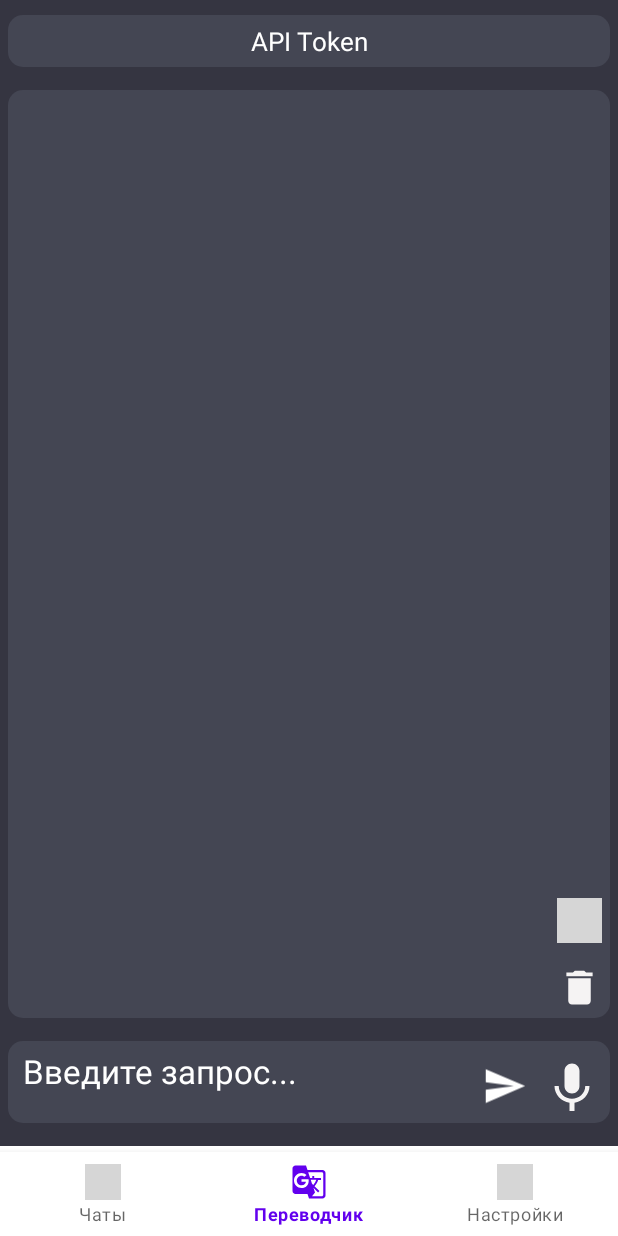
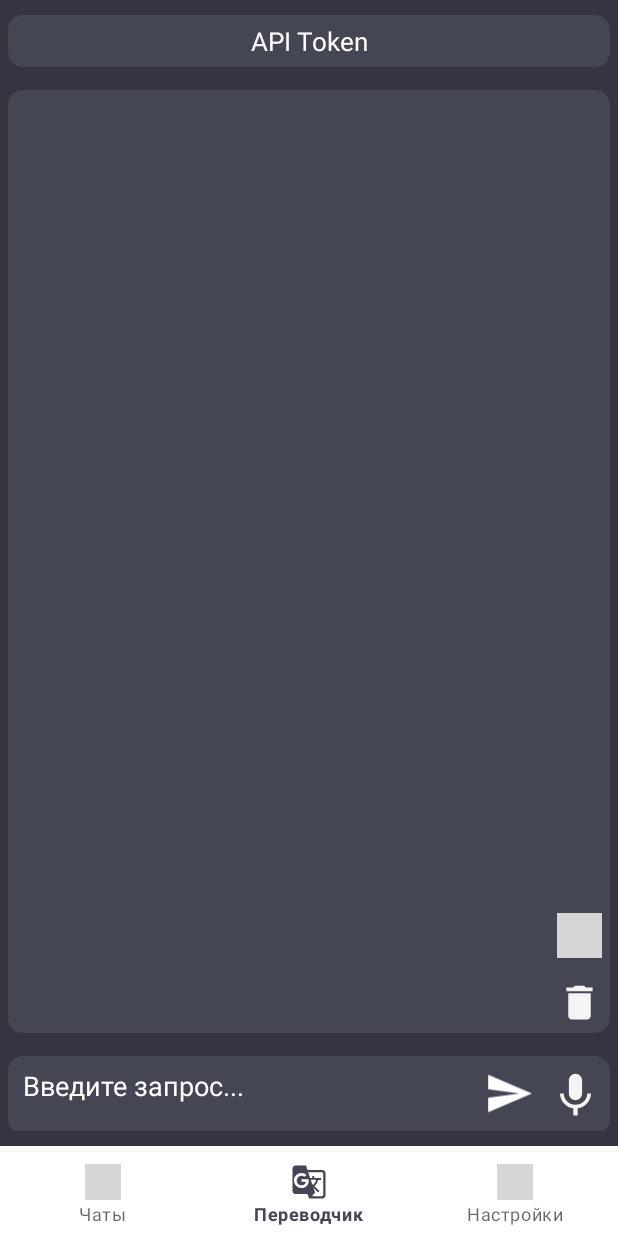
Before and after one commit to lloppy/GPT_helper, an Android app: the screen it shows after launch (MainActivity), on a phone screen of 412 x 824 dp. Run offline under Robolectric (Android 15) with nearby library versions, the phone set to English and light mode, and no system bars; our stand-ins replace Firebase (no records; nobody signed in at launch, a user with empty details on screens opened directly), navigation-ui; 1 statement that could not run was skipped; grey boxes are pictures that could not be loaded.

Commit message:
create account settings fragment

```diff
--- a/app/build.gradle
+++ b/app/build.gradle
@@ -1,7 +1,7 @@
 plugins {
     id 'com.android.application'
     id 'org.jetbrains.kotlin.android'
-
+    id 'kotlin-kapt'
     id 'com.google.gms.google-services'
 }
 
@@ -62,4 +62,6 @@ dependencies {
 
     implementation 'com.google.android.gms:play-services-vision:20.1.3'
 
+    implementation 'com.github.bumptech.glide:glide:4.13.0'
+    kapt 'com.github.bumptech.glide:compiler:4.13.0'
 }
--- a/app/src/main/java/com/example/gpt/firebase/FirebaseHelper.kt
+++ b/app/src/main/java/com/example/gpt/firebase/FirebaseHelper.kt
@@ -7,10 +7,14 @@ import com.google.firebase.database.*
 import com.google.firebase.ktx.Firebase
 
 class FirebaseHelper {
+    var role: Role = Role.USER
+
     var username: String
     var database: FirebaseDatabase
     var usersRef: DatabaseReference
     var usernameRef: DatabaseReference
+    var roleRef: DatabaseReference
+
 
     private var auth: FirebaseAuth = Firebase.auth
 
@@ -19,7 +23,9 @@ class FirebaseHelper {
         database = FirebaseDatabase.getInstance()
         usersRef = database.getReference("users")
         usernameRef = usersRef.child(username)
-        //getUserDietFromFirebase { diet = it }
+        roleRef = usernameRef.child("role")
+
+       // getUserRoleFromFirebase { role = it }
     }
 
     fun loadUser() {
@@ -27,7 +33,7 @@ class FirebaseHelper {
             override fun onDataChange(dataSnapshot: DataSnapshot) {
                 if (!dataSnapshot.exists()) {
                     // Если пользователя нет в базе данных, создаем новый узел для него
-                    usersRef.child(username).setValue("")
+                    usersRef.child(username).setValue(Role.USER)
                 }
             }
 
@@ -36,6 +42,20 @@ class FirebaseHelper {
         Log.e("item", auth.currentUser?.displayName.toString())
     }
 
+    fun getUserRoleFromFirebase(callback: (diet: Role) -> Unit) {
+        roleRef.addValueEventListener(object : ValueEventListener {
+            override fun onDataChange(dataSnapshot: DataSnapshot) {
+                val role = dataSnapshot.value as Role
+
+                callback(role)
+            }
+
+            override fun onCancelled(error: DatabaseError) {
+                Log.e("item", "in getNutrientsFromFirebase Firebase onCancelled")
+            }
+        })
+    }
+
     fun signOut() {
         auth.signOut()
     }
--- /dev/null
+++ b/app/src/main/java/com/example/gpt/firebase/Role.kt
@@ -0,0 +1,7 @@
+package com.example.gpt.firebase
+
+enum class Role {
+    ADMIN,
+
+    USER
+}
--- a/app/src/main/res/layout/fragment_home.xml
+++ b/app/src/main/res/layout/fragment_home.xml
@@ -64,7 +64,7 @@
     <ScrollView
         android:id="@+id/scroll_view"
         android:layout_width="match_parent"
-        android:layout_height="60dp"
+        android:layout_height="50dp"
         android:layout_alignParentStart="true"
         android:layout_alignParentEnd="true"
         android:layout_alignParentBottom="true"
@@ -83,18 +83,18 @@
             android:inputType="textMultiLine"
             android:maxLines="5"
             android:paddingLeft="10dp"
-            android:paddingTop="5dp"
-            android:paddingRight="65dp"
+            android:paddingTop="7dp"
+            android:paddingRight="55dp"
             android:paddingBottom="20dp"
             android:textColor="#FFFFFF"
             android:textColorHint="#FFFFFF"
-            android:textSize="22dp" />
+            android:textSize="18dp" />
     </ScrollView>
 
     <ImageView
         android:id="@+id/sendAudio"
-        android:layout_width="40dp"
-        android:layout_height="40dp"
+        android:layout_width="35dp"
+        android:layout_height="35dp"
         android:layout_alignTop="@id/scroll_view"
         android:layout_alignEnd="@id/scroll_view"
         android:layout_alignBottom="@id/scroll_view"
@@ -103,8 +103,8 @@
 
     <ImageView
         android:id="@+id/sendPropmt"
-        android:layout_width="30dp"
-        android:layout_height="30dp"
+        android:layout_width="33dp"
+        android:layout_height="33dp"
         android:layout_alignTop="@id/scroll_view"
         android:layout_alignBottom="@id/scroll_view"
         android:layout_marginRight="10dp"
--- a/app/src/main/res/navigation/mobile_navigation.xml
+++ b/app/src/main/res/navigation/mobile_navigation.xml
@@ -19,7 +19,7 @@
 
     <fragment
         android:id="@+id/navigation_notifications"
-        android:name="com.example.gpt.ui.notifications.NotificationsFragment"
+        android:name="com.example.gpt.ui.settings.AccountSettingsFragment"
         android:label="@string/title_notifications"
-        tools:layout="@layout/fragment_notifications" />
+        tools:layout="@layout/fragment_account_settings" />
 </navigation>
--- a/app/src/main/res/values/themes.xml
+++ b/app/src/main/res/values/themes.xml
@@ -2,15 +2,15 @@
     <!-- Base application theme. -->
     <style name="Theme.GPT" parent="Theme.MaterialComponents.DayNight.DarkActionBar">
         <!-- Primary brand color. -->
-        <item name="colorPrimary">@color/purple_500</item>
-        <item name="colorPrimaryVariant">@color/purple_700</item>
+        <item name="colorPrimary">@color/dark_gray</item>
+        <item name="colorPrimaryVariant">@color/back_gray</item>
         <item name="colorOnPrimary">@color/white</item>
         <!-- Secondary brand color. -->
         <item name="colorSecondary">@color/teal_200</item>
         <item name="colorSecondaryVariant">@color/teal_700</item>
         <item name="colorOnSecondary">@color/black</item>
         <!-- Status bar color. -->
-        <item name="android:statusBarColor">?attr/colorPrimaryVariant</item>
+        <item name="android:statusBarColor">@color/back_gray</item>
         <!-- Customize your theme here. -->
     </style>
 </resources>
```
Also changed, not shown: app/src/main/java/com/example/gpt/ui/notifications/NotificationsFragment.kt (deleted, +0 -42 lines), app/src/main/java/com/example/gpt/ui/notifications/NotificationsViewModel.kt (deleted, +0 -13 lines), app/src/main/java/com/example/gpt/ui/settings/AccountSettingsFragment.kt (added, +60 -0 lines), app/src/main/res/layout/fragment_account_settings.xml (added, +44 -0 lines), app/src/main/res/layout/fragment_notifications.xml (deleted, +0 -22 lines), app/src/main/java/com/example/gpt/MainActivity.kt (line endings or trailing spaces), app/src/main/java/com/example/gpt/ui/home/HomeFragment.kt (line endings or trailing spaces).
